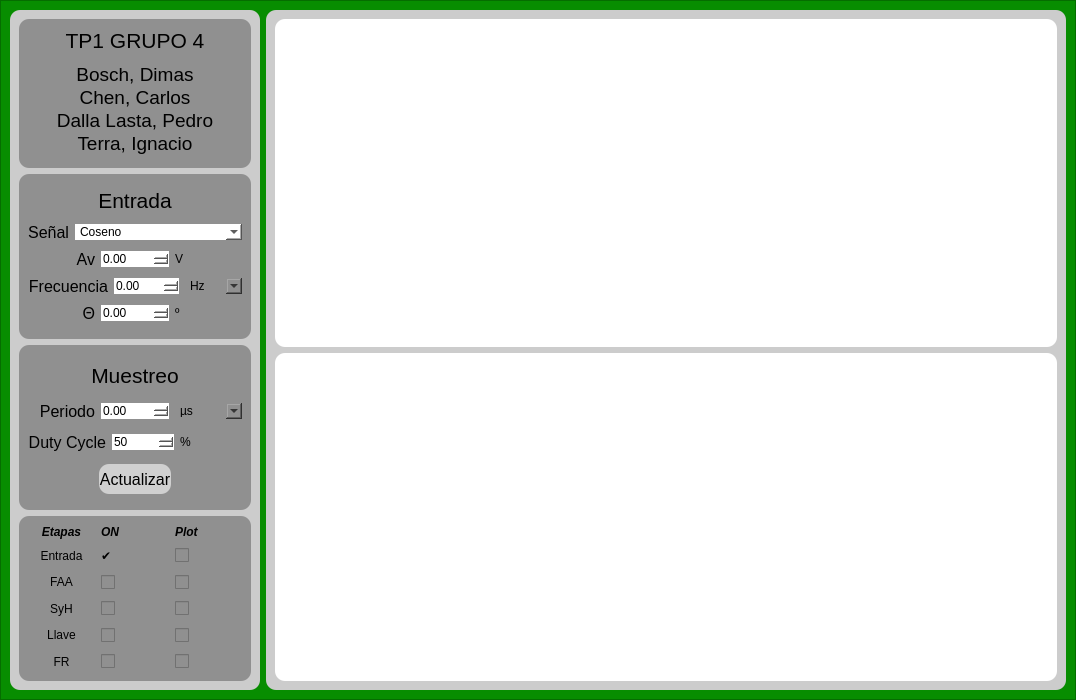
carlos-angel-chen/TP1-ASSD, file frontend/designer/mainwindow.ui: the form before one commit.
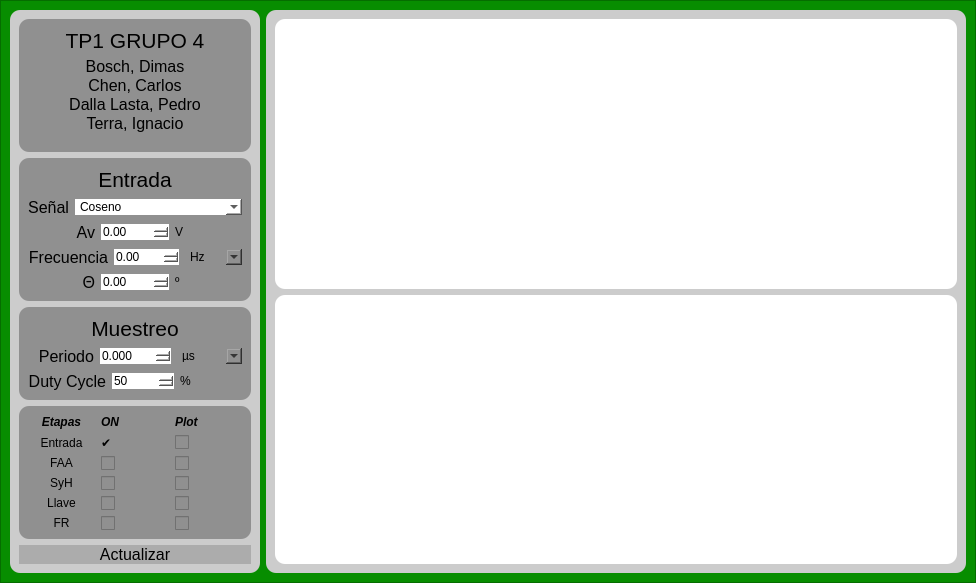
The form after the commit.

Commit message: Cambios en Qt Designer

Patch:
```diff
--- a/frontend/designer/mainwindow.ui
+++ b/frontend/designer/mainwindow.ui
@@ -6,8 +6,8 @@
    <rect>
     <x>0</x>
     <y>0</y>
-    <width>1076</width>
-    <height>700</height>
+    <width>976</width>
+    <height>583</height>
    </rect>
   </property>
   <property name="maximumSize">
@@ -116,6 +116,9 @@
              <enum>QFrame::Raised</enum>
             </property>
             <layout class="QVBoxLayout" name="verticalLayout_2">
+             <property name="spacing">
+              <number>0</number>
+             </property>
              <item>
               <widget class="QLabel" name="Title_tipofiltro_2">
                <property name="sizePolicy">
@@ -160,7 +163,7 @@
                <property name="maximumSize">
                 <size>
                  <width>16777215</width>
-                 <height>100</height>
+                 <height>90</height>
                 </size>
                </property>
                <property name="html">
@@ -168,10 +171,10 @@
 &lt;html&gt;&lt;head&gt;&lt;meta name=&quot;qrichtext&quot; content=&quot;1&quot; /&gt;&lt;style type=&quot;text/css&quot;&gt;
 p, li { white-space: pre-wrap; }
 &lt;/style&gt;&lt;/head&gt;&lt;body style=&quot; font-family:'MS Shell Dlg 2'; font-size:8.25pt; font-weight:400; font-style:normal;&quot;&gt;
-&lt;p align=&quot;center&quot; style=&quot; margin-top:0px; margin-bottom:0px; margin-left:0px; margin-right:0px; -qt-block-indent:0; text-indent:0px;&quot;&gt;&lt;span style=&quot; font-size:14pt;&quot;&gt;Bosch, Dimas&lt;/span&gt;&lt;/p&gt;
-&lt;p align=&quot;center&quot; style=&quot; margin-top:0px; margin-bottom:0px; margin-left:0px; margin-right:0px; -qt-block-indent:0; text-indent:0px;&quot;&gt;&lt;span style=&quot; font-size:14pt;&quot;&gt;Chen, Carlos&lt;/span&gt;&lt;/p&gt;
-&lt;p align=&quot;center&quot; style=&quot; margin-top:0px; margin-bottom:0px; margin-left:0px; margin-right:0px; -qt-block-indent:0; text-indent:0px;&quot;&gt;&lt;span style=&quot; font-size:14pt;&quot;&gt;Dalla Lasta, Pedro&lt;/span&gt;&lt;/p&gt;
-&lt;p align=&quot;center&quot; style=&quot; margin-top:0px; margin-bottom:0px; margin-left:0px; margin-right:0px; -qt-block-indent:0; text-indent:0px;&quot;&gt;&lt;span style=&quot; font-size:14pt;&quot;&gt;Terra, Ignacio&lt;/span&gt;&lt;/p&gt;&lt;/body&gt;&lt;/html&gt;</string>
+&lt;p align=&quot;center&quot; style=&quot; margin-top:0px; margin-bottom:0px; margin-left:0px; margin-right:0px; -qt-block-indent:0; text-indent:0px;&quot;&gt;&lt;span style=&quot; font-size:12pt;&quot;&gt;Bosch, Dimas&lt;/span&gt;&lt;/p&gt;
+&lt;p align=&quot;center&quot; style=&quot; margin-top:0px; margin-bottom:0px; margin-left:0px; margin-right:0px; -qt-block-indent:0; text-indent:0px;&quot;&gt;&lt;span style=&quot; font-size:12pt;&quot;&gt;Chen, Carlos&lt;/span&gt;&lt;/p&gt;
+&lt;p align=&quot;center&quot; style=&quot; margin-top:0px; margin-bottom:0px; margin-left:0px; margin-right:0px; -qt-block-indent:0; text-indent:0px;&quot;&gt;&lt;span style=&quot; font-size:12pt;&quot;&gt;Dalla Lasta, Pedro&lt;/span&gt;&lt;/p&gt;
+&lt;p align=&quot;center&quot; style=&quot; margin-top:0px; margin-bottom:0px; margin-left:0px; margin-right:0px; -qt-block-indent:0; text-indent:0px;&quot;&gt;&lt;span style=&quot; font-size:12pt;&quot;&gt;Terra, Ignacio&lt;/span&gt;&lt;/p&gt;&lt;/body&gt;&lt;/html&gt;</string>
                </property>
               </widget>
              </item>
@@ -385,6 +388,9 @@
                  <property name="styleSheet">
                   <string notr="true">background-color: rgb(255, 255, 255);</string>
                  </property>
+                 <property name="decimals">
+                  <number>2</number>
+                 </property>
                  <property name="maximum">
                   <double>1000.000000000000000</double>
                  </property>
@@ -572,6 +578,9 @@
                  <property name="styleSheet">
                   <string notr="true">background-color: rgb(255, 255, 255);</string>
                  </property>
+                 <property name="decimals">
+                  <number>3</number>
+                 </property>
                  <property name="maximum">
                   <double>1000.000000000000000</double>
                  </property>
@@ -676,69 +685,6 @@
                </item>
               </layout>
              </item>
-             <item>
-              <layout class="QHBoxLayout" name="Layout_add_2">
-               <item>
-                <spacer name="horizontalSpacer_3">
-                 <property name="orientation">
-                  <enum>Qt::Horizontal</enum>
-                 </property>
-                 <property name="sizeHint" stdset="0">
-                  <size>
-                   <width>0</width>
-                   <height>20</height>
-                  </size>
-                 </property>
-                </spacer>
-               </item>
-               <item>
-                <widget class="QPushButton" name="pushButton_actualizar">
-                 <property name="sizePolicy">
-                  <sizepolicy hsizetype="Expanding" vsizetype="Preferred">
-                   <horstretch>0</horstretch>
-                   <verstretch>0</verstretch>
-                  </sizepolicy>
-                 </property>
-                 <property name="maximumSize">
-                  <size>
-                   <width>16777215</width>
-                   <height>30</height>
-                  </size>
-                 </property>
-                 <property name="font">
-                  <font>
-                   <pointsize>12</pointsize>
-                  </font>
-                 </property>
-                 <property name="cursor">
-                  <cursorShape>PointingHandCursor</cursorShape>
-                 </property>
-                 <property name="focusPolicy">
-                  <enum>Qt::StrongFocus</enum>
-                 </property>
-                 <property name="styleSheet">
-                  <string notr="true">background-color: rgb(208, 208, 208);</string>
-                 </property>
-                 <property name="text">
-                  <string>Actualizar</string>
-                 </property>
-                </widget>
-               </item>
-               <item>
-                <spacer name="horizontalSpacer_4">
-                 <property name="orientation">
-                  <enum>Qt::Horizontal</enum>
-                 </property>
-                 <property name="sizeHint" stdset="0">
-                  <size>
-                   <width>0</width>
-                   <height>20</height>
-                  </size>
-                 </property>
-                </spacer>
-               </item>
-              </layout>
-             </item>
             </layout>
            </widget>
           </item>
@@ -1029,6 +975,46 @@
             </layout>
            </widget>
           </item>
+          <item>
+           <layout class="QHBoxLayout" name="Layout_add_2">
+            <item>
+             <widget class="QPushButton" name="pushButton_actualizar">
+              <property name="sizePolicy">
+               <sizepolicy hsizetype="Expanding" vsizetype="Preferred">
+                <horstretch>0</horstretch>
+                <verstretch>0</verstretch>
+               </sizepolicy>
+              </property>
+              <property name="maximumSize">
+               <size>
+                <width>16777215</width>
+                <height>30</height>
+               </size>
+              </property>
+              <property name="font">
+               <font>
+                <pointsize>12</pointsize>
+               </font>
+              </property>
+              <property name="cursor">
+               <cursorShape>PointingHandCursor</cursorShape>
+              </property>
+              <property name="focusPolicy">
+               <enum>Qt::StrongFocus</enum>
+              </property>
+              <property name="layoutDirection">
+               <enum>Qt::LeftToRight</enum>
+              </property>
+              <property name="styleSheet">
+               <string notr="true">background-color: rgb(172, 172, 172);</string>
+              </property>
+              <property name="text">
+               <string>Actualizar</string>
+              </property>
+             </widget>
+            </item>
+           </layout>
+          </item>
          </layout>
         </widget>
        </item>
```
Left out of the diff: 2 changed lines with no effect on the pictures. The commit also changes 2 other files.
